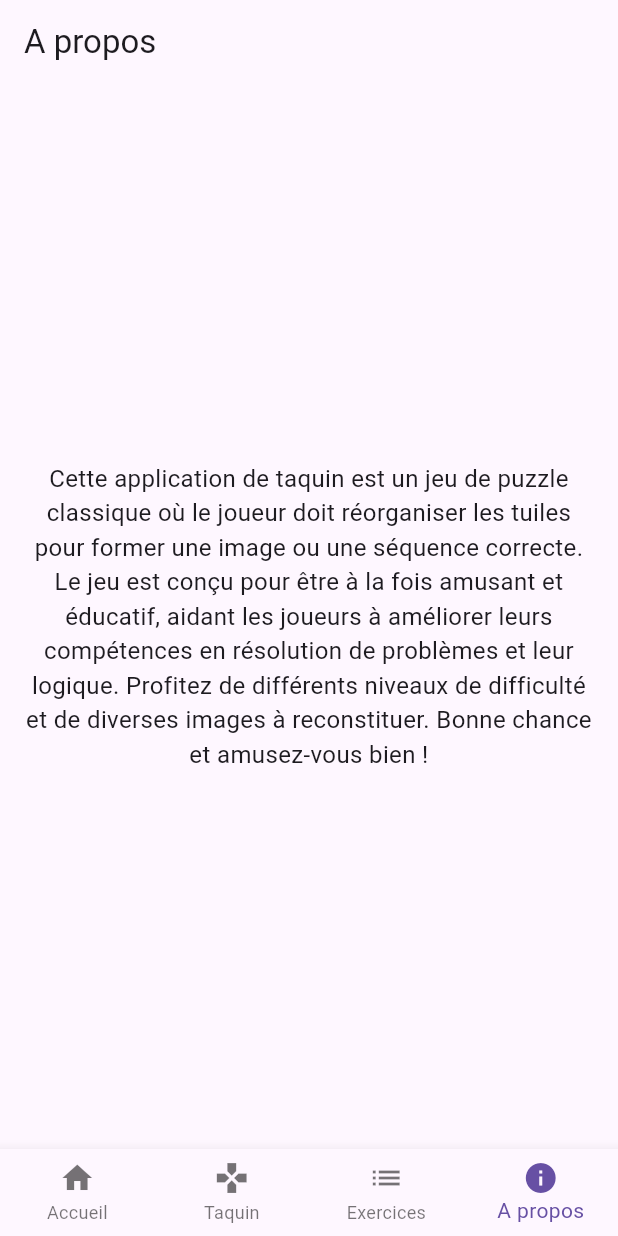
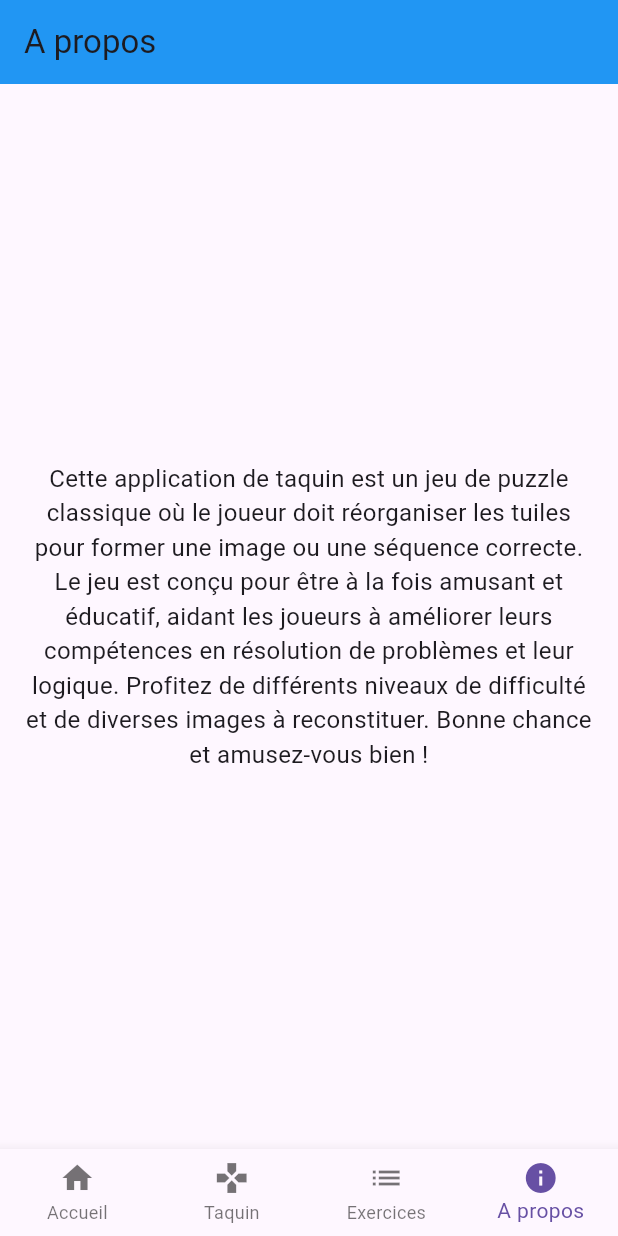
Before and after one commit to ErebosXkr/TP2_JURAN_SAAD, a Flutter app: the screen it shows after launch, item 4 of the bottom bar chosen, on a phone screen of 412 x 824 dp. Run offline on Flutter 3.47's test engine with Material 3 defaults, Android fonts, the phone set to English and light mode, and no system bars; network calls fail.

```diff
--- a/taquin/lib/pages/about.dart
+++ b/taquin/lib/pages/about.dart
@@ -8,10 +8,11 @@ class About extends StatelessWidget {
     return Scaffold(
       appBar: AppBar(
         title: const Text('A propos'),
+        backgroundColor: Colors.blue, // Définir la couleur de l'en-tête en bleu
       ),
-      body: const Center(
-        child: Padding(
-          padding: EdgeInsets.all(16.0),
+      body: const Padding(
+        padding: EdgeInsets.all(16.0),
+        child: Center(
           child: Text(
             'Cette application de taquin est un jeu de puzzle classique où le joueur doit réorganiser les tuiles pour former une image ou une séquence correcte. '
             'Le jeu est conçu pour être à la fois amusant et éducatif, aidant les joueurs à améliorer leurs compétences en résolution de problèmes et leur logique. '
```
Also changed, not shown: taquin/lib/pages/accueil.dart (+30 -2 lines).
